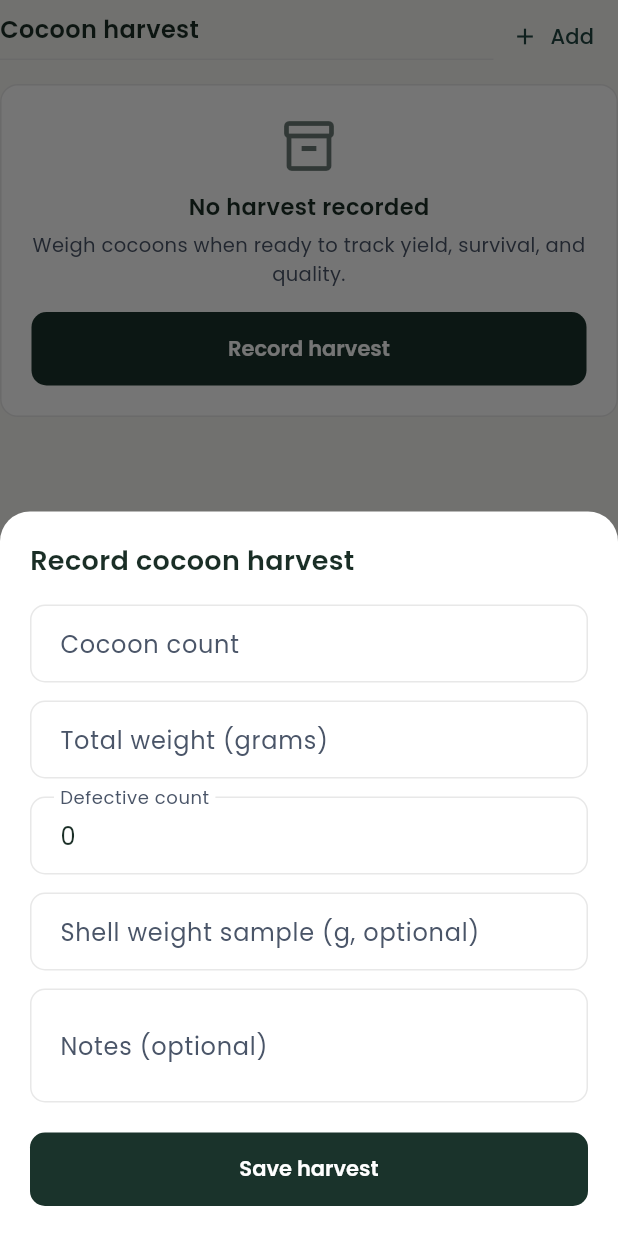
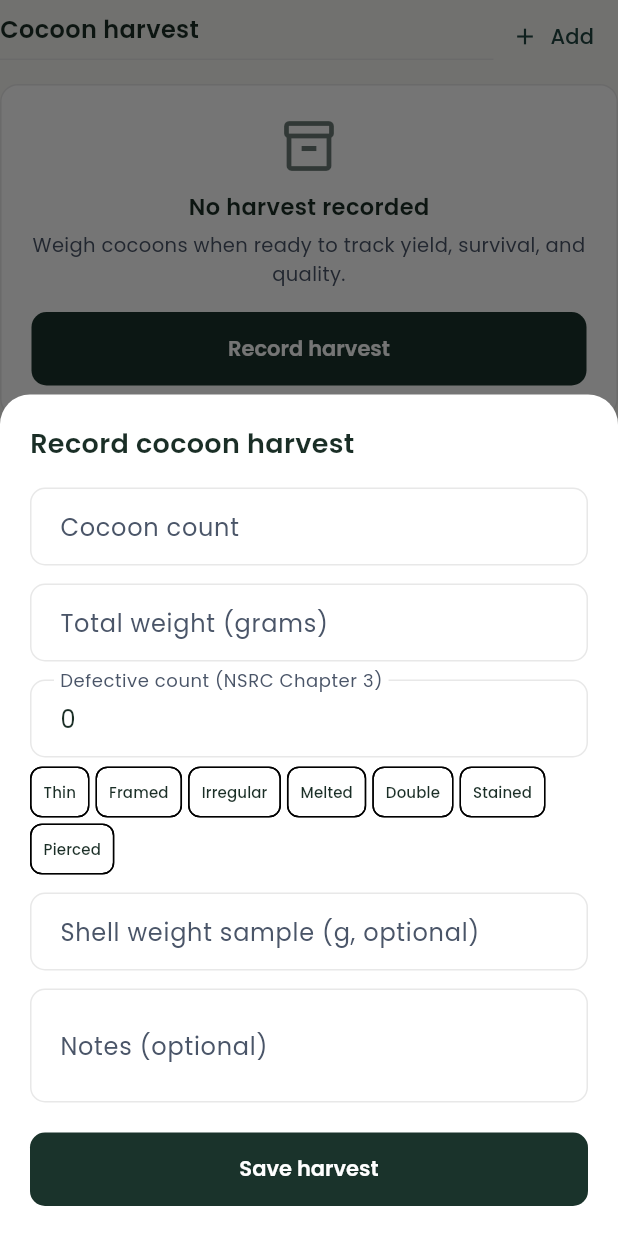
Before and after one commit to Dr-Rank1/Kalro-App, a Flutter app: the CocoonHarvestSection widget shown alone on an empty page, opened directly with empty values, after a tap on "Add", on a phone screen of 412 x 824 dp. Run offline on Flutter 3.47's test engine with Material 3 defaults, Android fonts, the phone set to English and light mode, and no system bars; our stand-ins replace file_picker, fl_chart, flutter_local_notifications, flutter_tts, google_fonts, image_picker and 6 more; missing offline and left inert: dart:ffi, excel, sqlite3; accounts and stored records are empty.

Commit message:
feat(mobile): integrate NSRC defective cocoon classification and strain-aware feeding & harvest selectors

```diff
--- a/lib/components/harvest/cocoon_harvest_section.dart
+++ b/lib/components/harvest/cocoon_harvest_section.dart
@@ -113,9 +113,39 @@ class _CocoonHarvestSectionState extends State<CocoonHarvestSection> {
                 SizedBox(height: 12),
                 TextField(
                   controller: defectiveController,
-                  decoration: InputDecoration(labelText: 'Defective count'.tr),
+                  decoration: InputDecoration(
+                    labelText: 'Defective count (NSRC Chapter 3)'.tr,
+                    hintText: 'Thin, framed, irregular, melted, double, stained, pierced',
+                  ),
                   keyboardType: TextInputType.number,
                   inputFormatters: [FilteringTextInputFormatter.digitsOnly],
+                ),
+                const SizedBox(height: 6),
+                Wrap(
+                  spacing: 4,
+                  runSpacing: 4,
+                  children: [
+                    'Thin',
+                    'Framed',
+                    'Irregular',
+                    'Melted',
+                    'Double',
+                    'Stained',
+                    'Pierced',
+                  ]
+                      .map((d) => ActionChip(
+                            label: Text(d, style: const TextStyle(fontSize: 10)),
+                            padding: EdgeInsets.zero,
+                            materialTapTargetSize:
+                                MaterialTapTargetSize.shrinkWrap,
+                            onPressed: () {
+                              final current = notesController.text.trim();
+                              notesController.text = current.isEmpty
+                                  ? 'Defects: $d'
+                                  : '$current, $d';
+                            },
+                          ))
+                      .toList(),
                 ),
                 SizedBox(height: 12),
                 TextField(
--- a/lib/screens/feeding_screen.dart
+++ b/lib/screens/feeding_screen.dart
@@ -90,7 +90,7 @@ class _FeedingScreenState extends State<FeedingScreen> {
                             return DropdownMenuItem(
                               value: b,
                               child: Text(
-                                '${b.species.label} - ${b.eggCount} larvae'.tr,
+                                '${b.displayTag} (${b.strain != null ? "${b.strain} · " : ""}${b.species.label})',
                               ),
                             );
                           }).toList(),
--- a/lib/screens/harvest_screen.dart
+++ b/lib/screens/harvest_screen.dart
@@ -89,7 +89,7 @@ class _HarvestScreenState extends State<HarvestScreen> {
                             return DropdownMenuItem(
                               value: b,
                               child: Text(
-                                '${b.species.label} - ${b.eggCount} larvae'.tr,
+                                '${b.displayTag} (${b.strain != null ? "${b.strain} · " : ""}${b.species.label})',
                               ),
                             );
                           }).toList(),
--- a/lib/services/floor_log_service.dart
+++ b/lib/services/floor_log_service.dart
@@ -21,7 +21,7 @@ class FloorLogService {
   static String defaultFeedType(Batch batch) {
     final custom = batch.feedMaterial?.trim();
     if (custom != null && custom.isNotEmpty) return custom;
-    return batch.species == Species.bombyx ? 'Mulberry' : 'Castor / kesseru';
+    return batch.species == Species.bombyx ? 'Mulberry (V1)' : 'Castor (NUU 70)';
   }
 
   Future<bool> logSuggestedFeed({
```
